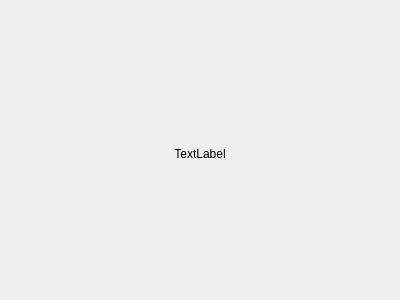
First picture: the form in ui/Game.ui, repository UNIDY2002/Doudizhu, before the edit.
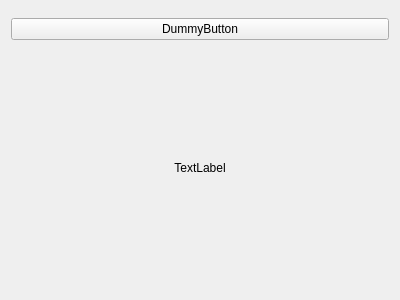
Second picture: the form after the edit.

The edit to the form file:
```diff
--- a/ui/Game.ui
+++ b/ui/Game.ui
@@ -21,6 +21,13 @@
      </property>
     </spacer>
    </item>
+   <item>
+    <widget class="QPushButton" name="dummy">
+     <property name="text">
+      <string>DummyButton</string>
+     </property>
+    </widget>
+   </item>
    <item>
     <layout class="QHBoxLayout" name="cardContainer">
      <item>
```
